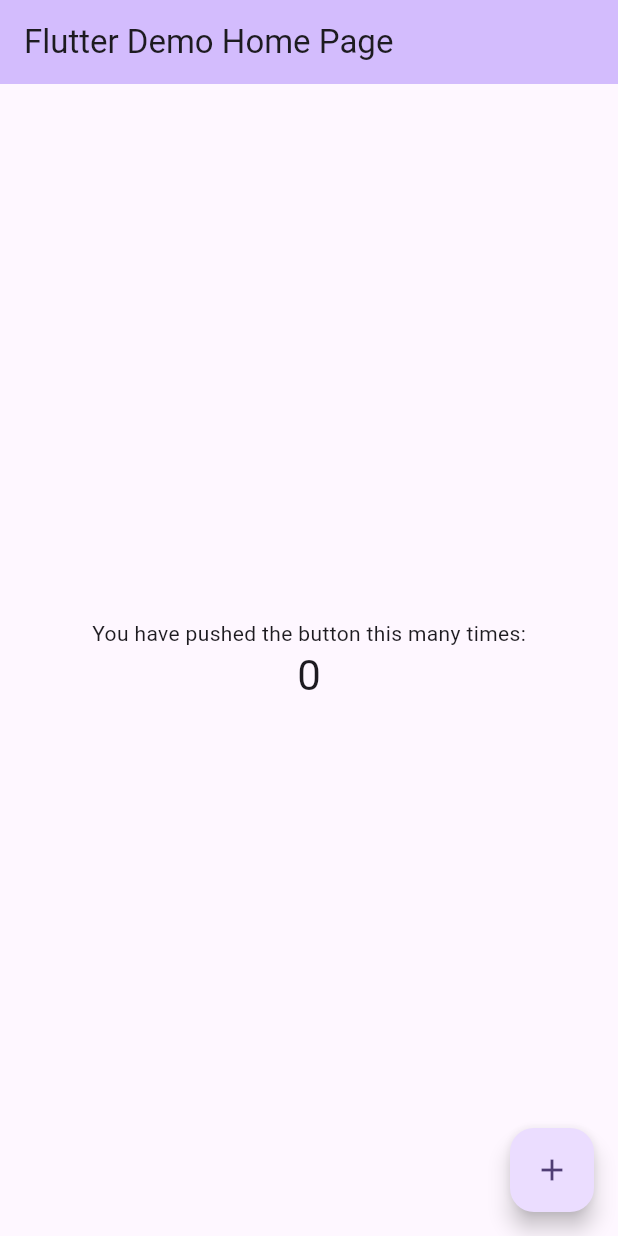
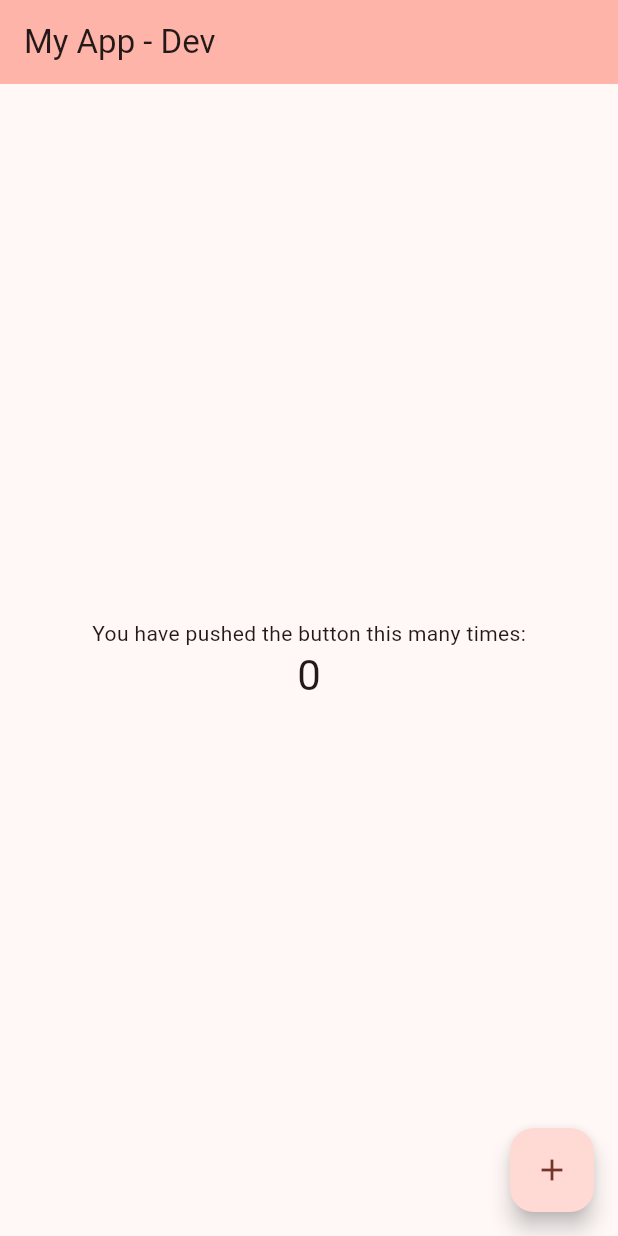
Before and after one commit to DevIdol/bloc_with_clean_architecture, a Flutter app: the screen it shows after launch, on a phone screen of 412 x 824 dp. Run offline on Flutter 3.47's test engine with Material 3 defaults, Android fonts, the phone set to English and light mode, and no system bars.

Commit message:
add: --dart-define

```diff
--- /dev/null
+++ b/config.dev.json
@@ -0,0 +1,6 @@
+{
+    "FLAVOR": "dev",
+    "API_KEY": "abc123",
+    "GOOGLE_API_KEY": "xyz123",
+    "BASE_URL": "https://dev.api.com"
+}
--- /dev/null
+++ b/config.prod.json
@@ -0,0 +1,6 @@
+{
+    "FLAVOR": "prod",
+    "API_KEY": "abc123",
+    "GOOGLE_API_KEY": "xyz123",
+    "BASE_URL": "https://prod.api.com"
+}
--- a/lib/main.dart
+++ b/lib/main.dart
@@ -9,12 +9,14 @@ class MyApp extends StatelessWidget {
 
   @override
   Widget build(BuildContext context) {
+    const String flavor = String.fromEnvironment('FLAVOR', defaultValue: '');
+    final bool isProd = flavor == 'prod';
+    final String title = isProd ? 'My App' : 'My App - Dev';
+    final Color color = isProd ? Colors.blue : Colors.red;
     return MaterialApp(
-      title: 'Flutter Demo',
-      theme: ThemeData(
-        colorScheme: ColorScheme.fromSeed(seedColor: Colors.deepPurple),
-      ),
-      home: const MyHomePage(title: 'Flutter Demo Home Page'),
+      title: 'BloC with Clean Architecture',
+      theme: ThemeData(colorScheme: ColorScheme.fromSeed(seedColor: color)),
+      home: MyHomePage(title: title),
     );
   }
 }
```
Also changed, not shown: 10 other files.
